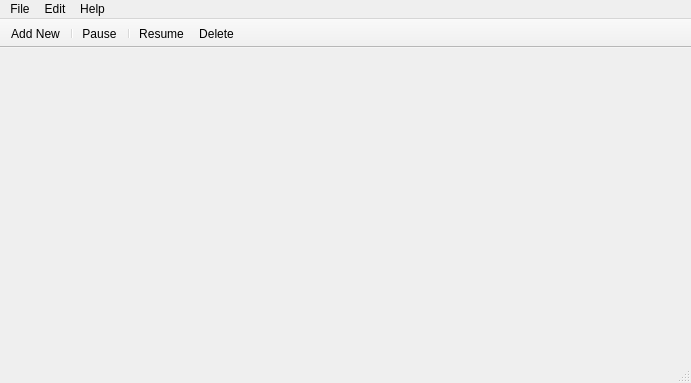
Old version of the form src/mainwindow.ui in the repository manox14/qtaria.
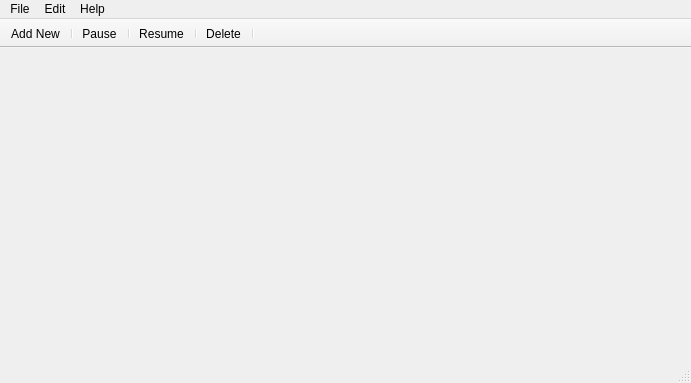
New version of the form.

```diff
--- a/src/mainwindow.ui
+++ b/src/mainwindow.ui
@@ -76,7 +76,9 @@
    <addaction name="actionPause"/>
    <addaction name="separator"/>
    <addaction name="actionResume"/>
+   <addaction name="separator"/>
    <addaction name="actionDelete"/>
+   <addaction name="separator"/>
   </widget>
   <widget class="QStatusBar" name="statusBar"/>
   <action name="actionExit">
```
